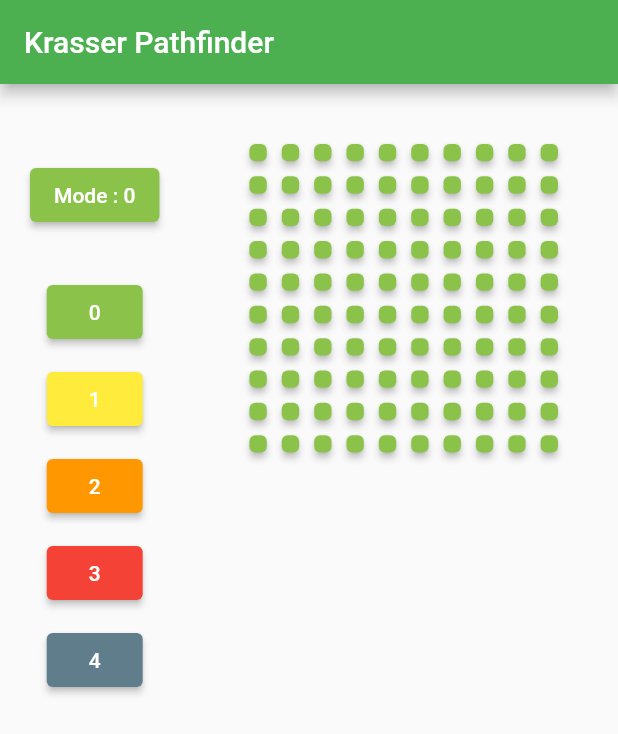
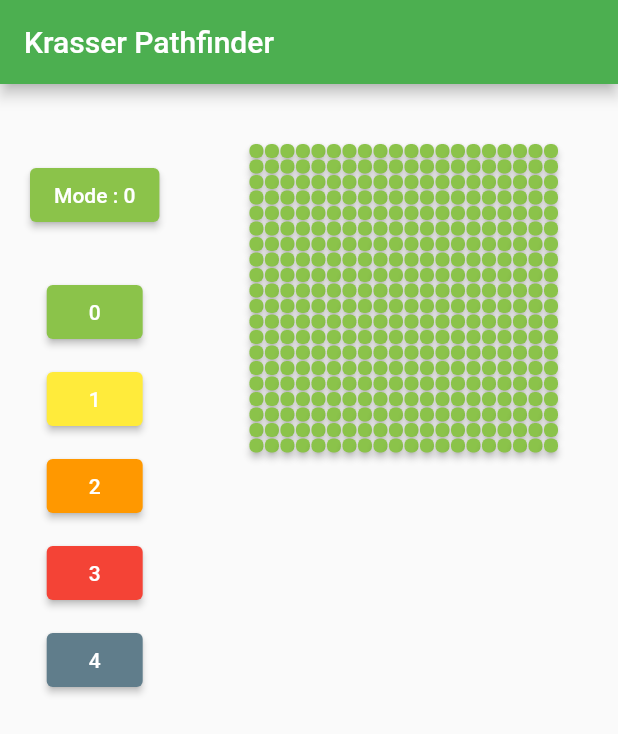
Before and after one commit to Karlosbubi/Io, a Flutter app: the screen it shows after launch, on a phone screen of 412 x 824 dp. Shown: the top 734 px of the screen. Run offline on Flutter 3.47's test engine with Material 2 defaults, Android fonts, the phone set to English and light mode, and no system bars.

Commit message:
grid size test

```diff
--- a/front/lib/grid.dart
+++ b/front/lib/grid.dart
@@ -10,10 +10,11 @@ class Grid extends StatefulWidget {
 }
 
 class _GridState extends State<Grid> {
-  final int size = 10;
+  static const int size = 20;
+  static const int count = size * size;
 
   var nodes =
-      List<NodeWidget>.filled(100, const NodeWidget()); //TODO: Dynamic Size
+      List<NodeWidget>.filled(count, const NodeWidget()); //TODO: Dynamic Size
 
   @override
   Widget build(BuildContext context) {
@@ -27,8 +28,8 @@ class _GridState extends State<Grid> {
           SliverPadding(
             padding: const EdgeInsets.all(20),
             sliver: SliverGrid.count(
-              crossAxisSpacing: 10,
-              mainAxisSpacing: 10,
+              crossAxisSpacing: 1,
+              mainAxisSpacing: 1,
               crossAxisCount: size,
               children: nodes,
             ),
@@ -66,6 +67,9 @@ class _NodeWidgetState extends State<NodeWidget> {
         case 4:
           colour = Colors.blueGrey;
           break;
+        case 5:
+          colour = Colors.lightBlue;
+          break;
         case 0:
         default:
           colour = Colors.lightGreen;
@@ -80,7 +84,7 @@ class _NodeWidgetState extends State<NodeWidget> {
       style: ButtonStyle(backgroundColor: MaterialStateProperty.all(colour)),
       child: Text(
         value.toString(),
-        style: const TextStyle(fontSize: 20.0),
+        style: const TextStyle(fontSize: 15.0),
       ),
       onPressed: () => _obtainMode(),
     );
--- a/front/lib/main.dart
+++ b/front/lib/main.dart
@@ -5,7 +5,7 @@ import './picker.dart';
 
 void main() => runApp(const MyApp());
 
-int mode = 0; //TODO : Nicht mehr Global, State management
+int mode = 0; //TODO : Nicht mehr Global => State management
 
 class MyApp extends StatelessWidget {
   const MyApp({Key? key}) : super(key: key);
```
